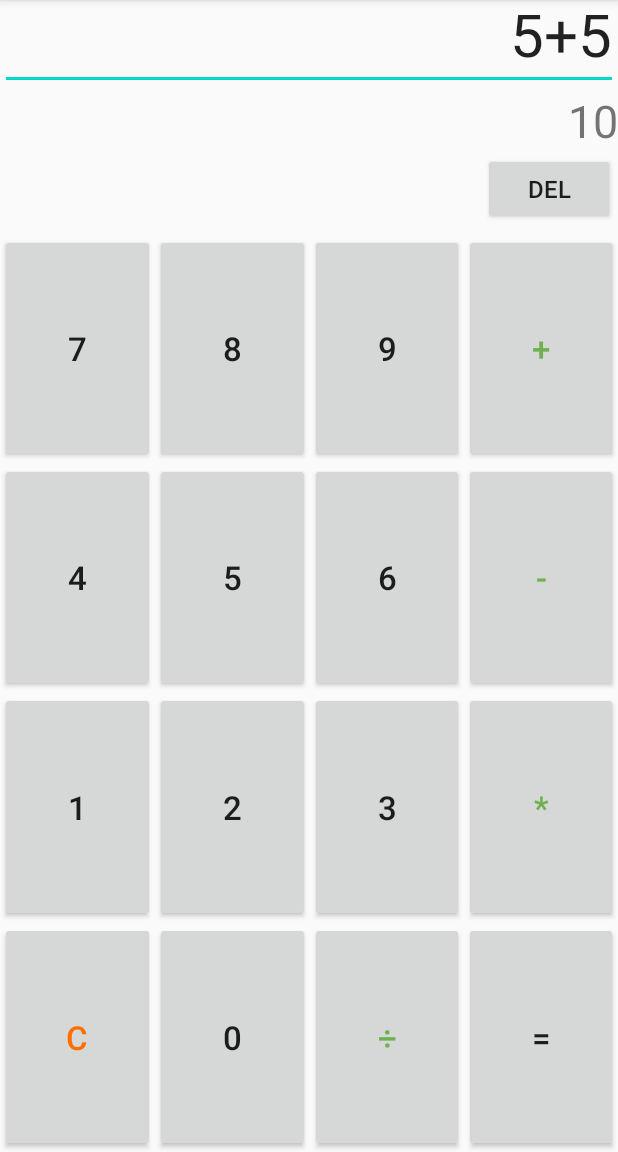
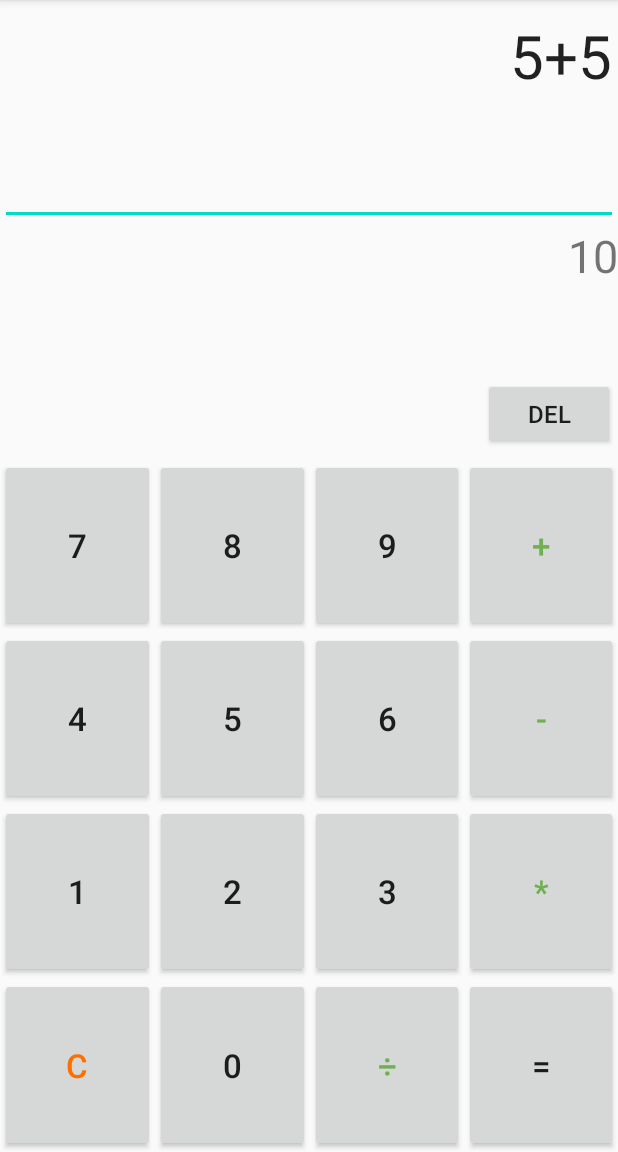
Before and after one commit to NNTC-ISIP-18/MDK-0103, an Android app: the screen it shows after launch (MainActivity), on a phone screen of 412 x 824 dp, the part 84-1236 px from its top. Run offline under Robolectric (Android 15) with nearby library versions, the phone set to English and light mode, and no system bars.

```diff
--- a/Shmakulator/app/src/main/res/layout/activity_main.xml
+++ b/Shmakulator/app/src/main/res/layout/activity_main.xml
@@ -15,7 +15,7 @@
         <EditText
             android:id="@+id/input_box"
             android:layout_width="match_parent"
-            android:layout_height="60dp"
+            android:layout_height="150dp"
             android:ems="10"
             android:gravity="end"
             android:inputType="none"
@@ -26,7 +26,7 @@
         <TextView
             android:id="@+id/result_box"
             android:layout_width="match_parent"
-            android:layout_height="40dp"
+            android:layout_height="100dp"
             android:gravity="end"
             android:text="10"
             android:textSize="30sp" />
```
